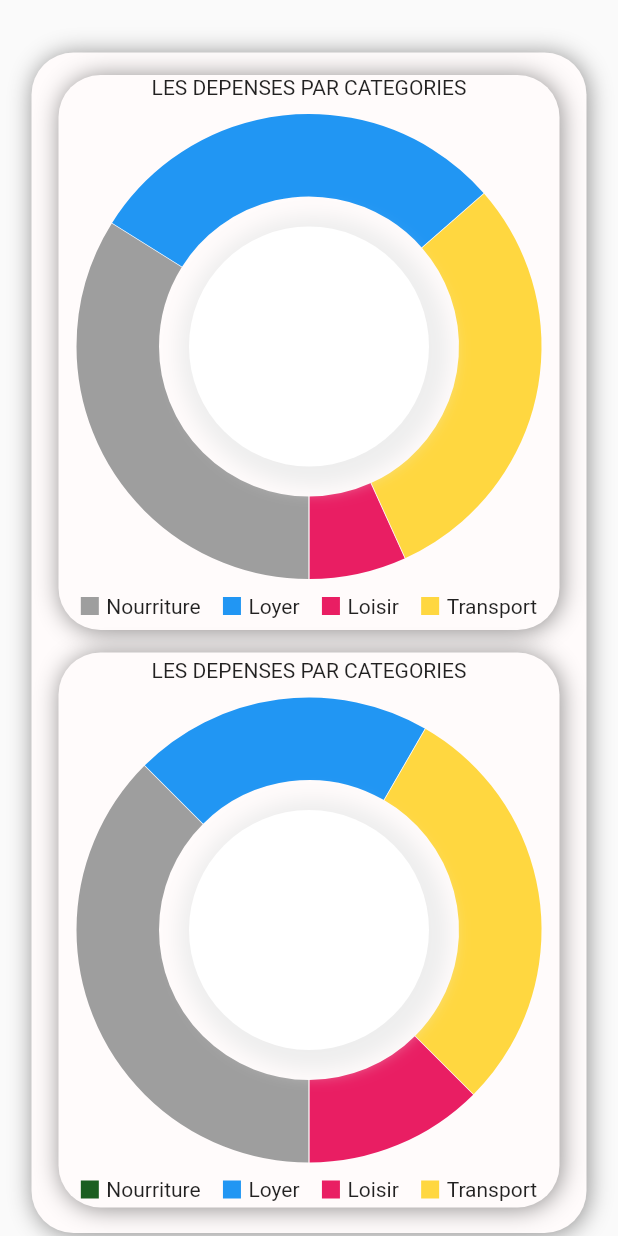
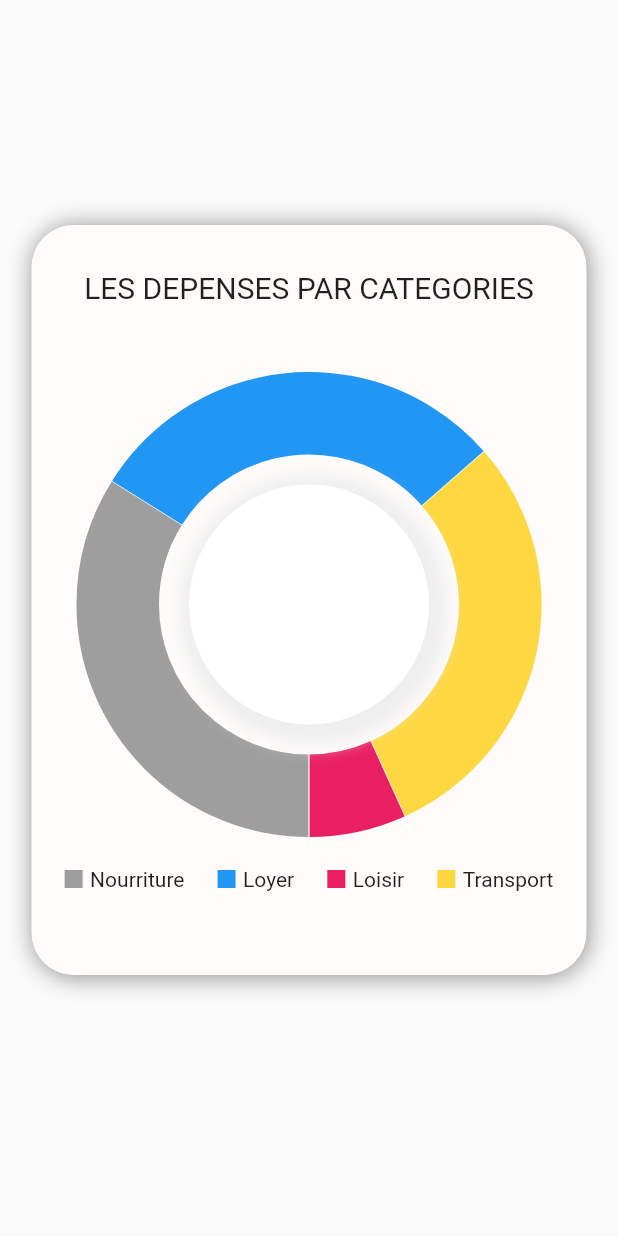
Before and after one commit to ibrahim10sy/appBudget, a Flutter app: the Statistiques screen opened directly, on a phone screen of 412 x 824 dp. Run offline on Flutter 3.47's test engine with Material 2 defaults, Android fonts, the phone set to English and light mode, and no system bars; drawn by our look-alikes of fl_chart; statements that could not run were skipped.

Commit message:
Le choix du graphique

```diff
--- a/lib/screens/Statistiques/Statistiques.dart
+++ b/lib/screens/Statistiques/Statistiques.dart
@@ -10,9 +10,9 @@ class Statistiques extends StatelessWidget {
       body: SingleChildScrollView(
         child: Center(
           child: Container(
-            margin: const EdgeInsets.only(top:35),
+            margin: const EdgeInsets.only(top:150),
             width: 370,
-            height: 787,
+            height: 500,
             decoration: ShapeDecoration(
               color: const Color(0xFFFFFBFB),
               shape: RoundedRectangleBorder(
@@ -29,34 +29,22 @@ class Statistiques extends StatelessWidget {
             ),
             child: Column(
               children: [
-                Container(
-                  margin: const EdgeInsets.only(left: 18,right: 18,top: 15),
-                  width: 372,
-                  height: 370,
-                  decoration: ShapeDecoration(
-                    color: const Color(0xFFFFFBFB),
-                    shape: RoundedRectangleBorder(
-                      borderRadius: BorderRadius.circular(28),
-                    ),
-                    shadows: const [
-                      BoxShadow(
-                        color: Color(0x70000000),
-                        blurRadius: 13,
-                        offset: Offset(1, 1),
-                        spreadRadius: 0,
-                      )
-                    ],
-                  ),
-                  child: Center(
+                Center(
                     child: Column(
                       mainAxisAlignment: MainAxisAlignment.center,
                       children: [
                         Column(
                           children: [
-                            const Text(
-                              "LES DEPENSES PAR CATEGORIES"
+                            Container(
+                              margin: const EdgeInsets.only(top: 30),
+                              child: const Text(
+                                "LES DEPENSES PAR CATEGORIES",
+                                style: TextStyle(
+                                  fontSize: 20
+                                ),
+                              ),
                             ),
-                            const SizedBox(height: 15),
+                            const SizedBox(height: 50),
                             SizedBox(
                               height: 300,
                               child: Stack(
@@ -122,7 +110,7 @@ class Statistiques extends StatelessWidget {
                             ),
                           ],
                         ),
-                        const SizedBox(height: 15),
+                        const SizedBox(height: 25),
                         Container(
                           margin: const EdgeInsets.only(bottom: 8),
                           child: Row(
@@ -138,112 +126,6 @@ class Statistiques extends StatelessWidget {
                       ],
                     ),
                   ),
-                ),
-                Container(
-                  margin: const EdgeInsets.only(left: 18,right: 18,top: 15),
-                  width: 372,
-                  height: 370,
-                  decoration: ShapeDecoration(
-                    color: const Color(0xFFFFFBFB),
-                    shape: RoundedRectangleBorder(
-                      borderRadius: BorderRadius.circular(28),
-                    ),
-                    shadows: const [
-                      BoxShadow(
-                        color: Color(0x70000000),
-                        blurRadius: 13,
-                        offset: Offset(1, 1),
-                        spreadRadius: 0,
-                      )
-                    ],
-                  ),
-                  child: Center(
-                    child: Column(
-                      mainAxisAlignment: MainAxisAlignment.center,
-                      children: [
-                        Column(
-                          children: [
-                            const Text('LES DEPENSES PAR CATEGORIES'),
-                            const SizedBox(height: 15),
-                            SizedBox(
-                              height: 300,
-                              child: Stack(
-                                children: [
-                                  PieChart(
-                                    PieChartData(
-                                      startDegreeOffset: 90,
-                                      sectionsSpace: 0.5,
-                                      centerSpaceRadius: 100,
-                                      sections: [
-                                        PieChartSectionData(
-                                          value: 45,
-                                          color: Colors.grey,
-                                          radius: 55,
-                                          showTitle: false,
-                                        ),
-                                        PieChartSectionData(
-                                          value: 25,
-                                          color: Colors.blue,
-                                          radius: 55,
-                                          showTitle: false,
-                                        ),
-                                        PieChartSectionData(
-                                          value: 35,
-                                          color: Colors.amberAccent,
-                                          radius: 55,
-                                          showTitle: false,
-                                        ),
-                                        PieChartSectionData(
-                                          value: 15,
-                                          color: Colors.pink,
-                                          radius: 55,
-                                          showTitle: false,
-                                        ),
-                                      ],
-                                    ),
-                                  ),
-                                  Positioned.fill(
-                                    child: Column(
-                                      mainAxisAlignment: MainAxisAlignment.center,
-                                      children: [
-                                        Container(
-                                          height: 160,
-                                          width: 160,
-                                          decoration: BoxDecoration(
-                                            color: Colors.white,
-                                            shape: BoxShape.circle,
-                                            boxShadow: [
-                                              BoxShadow(
-                                                color: Colors.grey.shade200,
-                                                blurRadius: 10.0,
-                                                spreadRadius: 10.0,
-                                                offset: const Offset(3.0, 3.0),
-                                              )
-                                            ],
-                                          ),
-                                        )
-                                      ],
-                                    ),
-                                  )
-                                ],
-                              ),
-                            ),
-                          ],
-                        ),
-                        const SizedBox(height: 15),
-                        Row(
-                          mainAxisAlignment: MainAxisAlignment.spaceEvenly,
-                          children: [
-                            _buildLegendItem("Nourriture", Colors.green.shade900),
-                            _buildLegendItem("Loyer", Colors.blue),
-                            _buildLegendItem("Loisir", Colors.pink),
-                            _buildLegendItem("Transport", Colors.amberAccent),
-                          ],
-                        ),
-                      ],
-                    ),
-                  ),
-                ),
               ],
             ),
           ),
```
